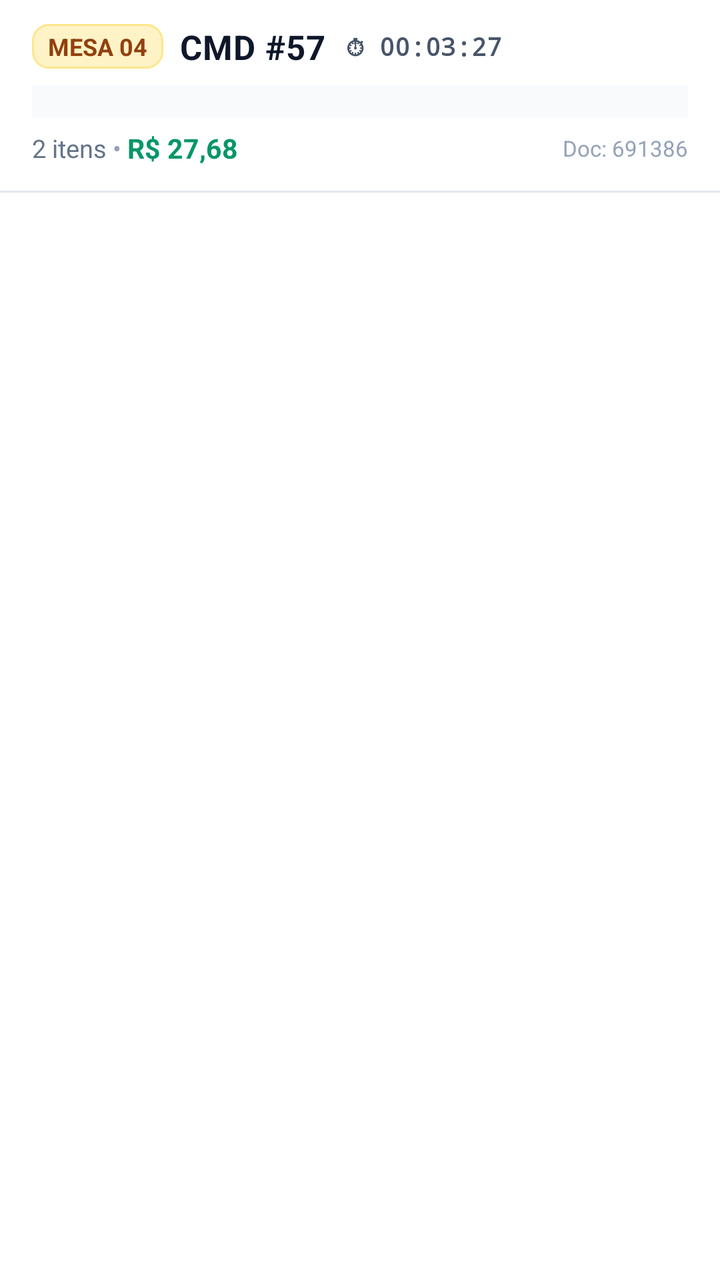
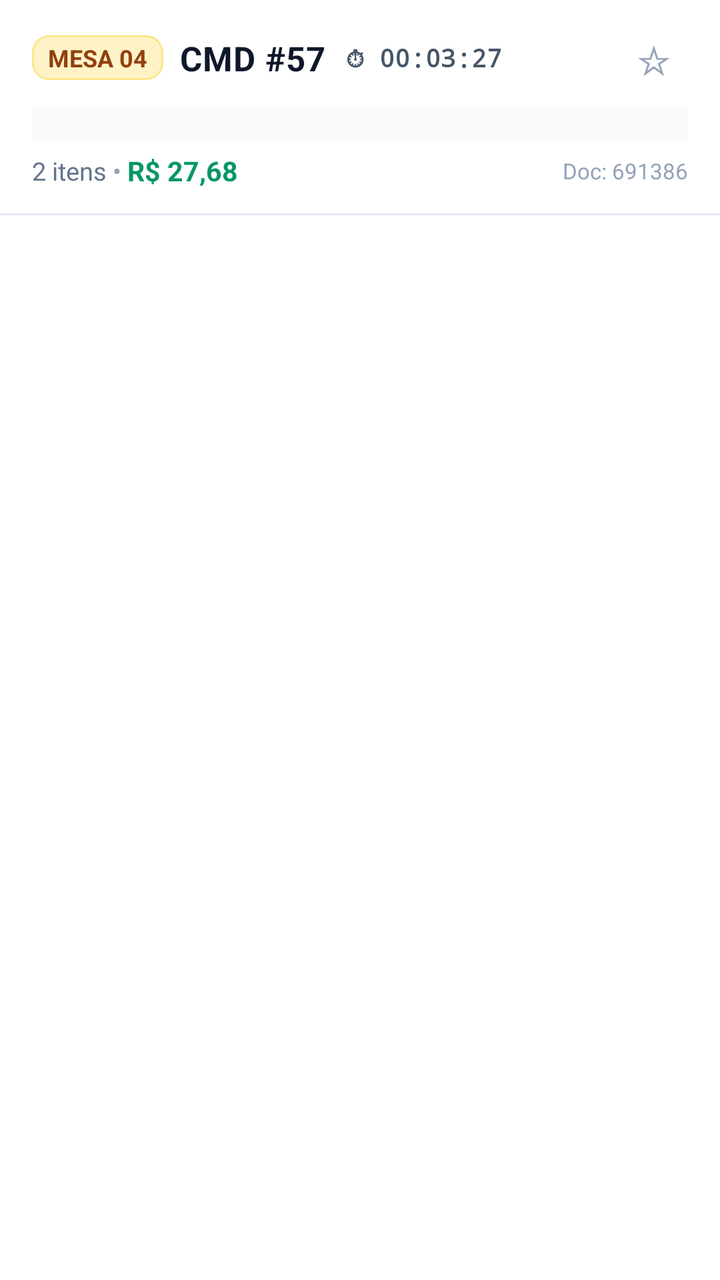

Screens rendered from an Android XML layout before and after an edit, with the pre-edit source and the edit as a unified diff.
<!-- AndroidManifest.xml: application theme Theme.AppMesas -->
<!-- res/layout/item_comanda_monitorada.xml -->
<?xml version="1.0" encoding="utf-8"?>
<LinearLayout xmlns:android="http://schemas.android.com/apk/res/android"
    xmlns:app="http://schemas.android.com/apk/res-auto"
    android:id="@+id/layoutComandaItem"
    android:layout_width="match_parent"
    android:layout_height="wrap_content"
    android:orientation="vertical"
    android:background="#FFFFFF">

    
    <LinearLayout
        android:layout_width="match_parent"
        android:layout_height="wrap_content"
        android:orientation="vertical"
        android:paddingStart="16dp"
        android:paddingEnd="16dp"
        android:paddingTop="12dp"
        android:paddingBottom="12dp">

        
        <LinearLayout
            android:layout_width="match_parent"
            android:layout_height="wrap_content"
            android:orientation="horizontal"
            android:gravity="center_vertical">

            
            <LinearLayout
                android:layout_width="0dp"
                android:layout_height="wrap_content"
                android:layout_weight="1"
                android:orientation="horizontal"
                android:gravity="center_vertical">

                
                <TextView
                    android:id="@+id/tvComandaMesa"
                    android:layout_width="wrap_content"
                    android:layout_height="wrap_content"
                    android:background="@drawable/bg_pill_comanda"
                    android:paddingStart="8dp"
                    android:paddingEnd="8dp"
                    android:paddingTop="3dp"
                    android:paddingBottom="3dp"
                    android:text="MESA 04"
                    android:textColor="#92400E"
                    android:textSize="12sp"
                    android:textStyle="bold" />

                
                <TextView
                    android:id="@+id/tvComandaNumero"
                    android:layout_width="wrap_content"
                    android:layout_height="wrap_content"
                    android:layout_marginStart="8dp"
                    android:text="CMD #57"
                    android:textColor="#0F172A"
                    android:textSize="17sp"
                    android:textStyle="bold"
                    android:letterSpacing="0.02" />

                
                <TextView
                    android:id="@+id/tvComandaTempo"
                    android:layout_width="wrap_content"
                    android:layout_height="wrap_content"
                    android:layout_marginStart="10dp"
                    android:text="⏱ 00:03:27"
                    android:textColor="#475569"
                    android:textSize="12.5sp"
                    android:textStyle="bold"
                    android:fontFamily="monospace" />
            </LinearLayout>

            
            <TextView
                android:id="@+id/tvComandaStatusEntregue"
                android:layout_width="wrap_content"
                android:layout_height="wrap_content"
                android:layout_marginStart="8dp"
                android:background="@drawable/bg_pill_status_livre"
                android:paddingStart="10dp"
                android:paddingEnd="10dp"
                android:paddingTop="4dp"
                android:paddingBottom="4dp"
                android:text="✓ CONCLUÍDA"
                android:textColor="#059669"
                android:textSize="11.5sp"
                android:textStyle="bold"
                android:visibility="gone" />
        </LinearLayout>

        
        <LinearLayout
            android:id="@+id/layoutItensComanda"
            android:layout_width="match_parent"
            android:layout_height="wrap_content"
            android:orientation="vertical"
            android:background="#F8FAFC"
            android:paddingStart="12dp"
            android:paddingEnd="12dp"
            android:paddingTop="8dp"
            android:paddingBottom="8dp"
            android:layout_marginTop="8dp"
            android:visibility="visible">
            
        </LinearLayout>

        
        <LinearLayout
            android:layout_width="match_parent"
            android:layout_height="wrap_content"
            android:orientation="horizontal"
            android:gravity="center_vertical"
            android:layout_marginTop="6dp">

            <TextView
                android:id="@+id/tvComandaQtdeItens"
                android:layout_width="wrap_content"
                android:layout_height="wrap_content"
                android:text="2 itens"
                android:textColor="#64748B"
                android:textSize="12.5sp" />

            <TextView
                android:layout_width="wrap_content"
                android:layout_height="wrap_content"
                android:text=" • "
                android:textColor="#94A3B8"
                android:textSize="12.5sp" />

            <TextView
                android:id="@+id/tvComandaTotalValor"
                android:layout_width="wrap_content"
                android:layout_height="wrap_content"
                android:text="R$ 27,68"
                android:textColor="#059669"
                android:textSize="13.5sp"
                android:textStyle="bold" />

            <View
                android:layout_width="0dp"
                android:layout_height="0dp"
                android:layout_weight="1" />

            <TextView
                android:id="@+id/tvComandaDocumento"
                android:layout_width="wrap_content"
                android:layout_height="wrap_content"
                android:text="Doc: 691386"
                android:textColor="#94A3B8"
                android:textSize="11sp" />
        </LinearLayout>

    </LinearLayout>

    
    <View
        android:layout_width="match_parent"
        android:layout_height="1dp"
        android:background="#E2E8F0" />

</LinearLayout>
<!-- resources referenced by this layout -->
<resources>
  <!-- drawable bg_pill_comanda (drawable) -->
  <?xml version="1.0" encoding="utf-8"?>
  <shape xmlns:android="http://schemas.android.com/apk/res/android"
      android:shape="rectangle">
      <solid android:color="#FEF3C7" />
      <stroke android:width="1dp" android:color="#FDE68A" />
      <corners android:radius="8dp" />
      <padding android:left="8dp" android:right="8dp" android:top="3dp" android:bottom="3dp" />
  </shape>
  <!-- drawable bg_pill_status_livre (drawable) -->
  <?xml version="1.0" encoding="utf-8"?>
  <shape xmlns:android="http://schemas.android.com/apk/res/android"
      android:shape="rectangle">
      <solid android:color="#F1F5F9" />
      <stroke android:width="1dp" android:color="#CBD5E1" />
      <corners android:radius="8dp" />
      <padding android:left="8dp" android:right="8dp" android:top="3dp" android:bottom="3dp" />
  </shape>
  <style name="Theme.AppMesas" parent="Theme.MaterialComponents.Light.NoActionBar">
          <item name="colorPrimary">@color/purple_500</item>
          <item name="colorPrimaryVariant">@color/purple_700</item>
          <item name="colorOnPrimary">@color/white</item>
          <item name="colorSecondary">@color/teal_700</item>
          <item name="colorSecondaryVariant">@color/teal_700</item>
          <item name="colorOnSecondary">@color/white</item>
          <item name="android:statusBarColor">@color/bg_header</item>
          <item name="android:navigationBarColor">@color/bg_dark</item>
          <item name="android:windowLightStatusBar">false</item>
          <item name="android:windowBackground">@color/bg_dark</item>
          <item name="android:textSize">15sp</item>
      </style>
  <color name="purple_500">#0F172A</color>
  <color name="purple_700">#09101D</color>
  <color name="white">#FFFFFF</color>
  <color name="teal_700">#0D9488</color>
  <color name="bg_header">#0F172A</color>
  <color name="bg_dark">#F1F5F9</color>
</resources>

<!-- the commit's change to res/layout/item_comanda_monitorada.xml (unified diff, before → after) -->
@@ -88,6 +88,20 @@
                 android:textSize="11.5sp"
                 android:textStyle="bold"
                 android:visibility="gone" />
+
+            
+            <TextView
+                android:id="@+id/btnComandaFavorito"
+                android:layout_width="34dp"
+                android:layout_height="34dp"
+                android:layout_marginStart="8dp"
+                android:gravity="center"
+                android:text="☆"
+                android:textColor="#94A3B8"
+                android:textSize="20sp"
+                android:clickable="true"
+                android:focusable="true"
+                android:background="?android:attr/selectableItemBackgroundBorderless" />
         </LinearLayout>
 
         
